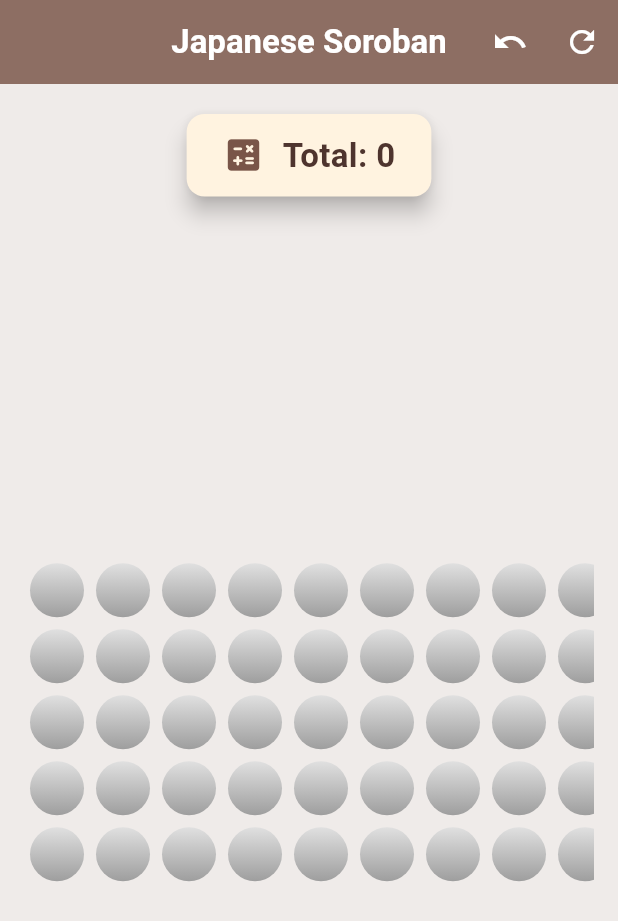
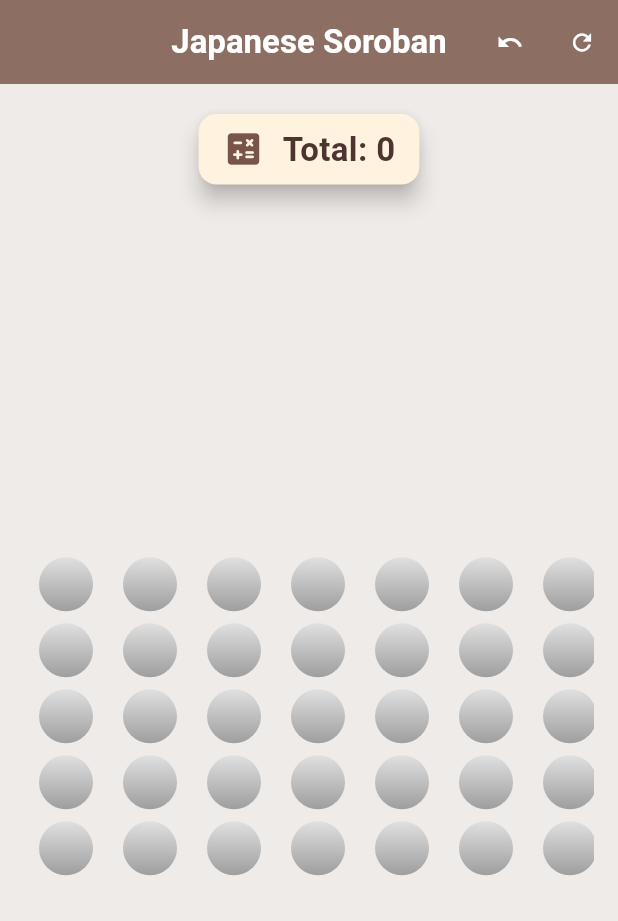
Before and after one commit to omkar1205shukla/anzanpro_task_soroban_abacus, a Flutter app: the screen it shows after launch, on a phone screen of 412 x 824 dp. Shown: the top 921 px of the screen. Run offline on Flutter 3.47's test engine with Material 3 defaults, Android fonts, the light colour scheme and no system bars; drawn by our look-alikes of flutter_animate; our stand-ins replace get.

Commit message:
final code

```diff
--- a/lib/presentation/pages/soroban_page.dart
+++ b/lib/presentation/pages/soroban_page.dart
@@ -1,134 +1,3 @@
-// import 'package:flutter/material.dart';
-// import 'package:get/get.dart';
-
-// import '../controllers/soroban_controller.dart';
-// import '../widgets/bead_widget.dart';
-
-// class SorobanPage extends StatelessWidget {
-//   final SorobanController controller = Get.put(SorobanController());
-
-//   SorobanPage({super.key});
-
-//   @override
-//   Widget build(BuildContext context) {
-//     return Scaffold(
-//       backgroundColor: Colors.brown.shade100,
-//       appBar: AppBar(
-//         title: const Text("Soroban Abacus"),
-//         centerTitle: true,
-//         backgroundColor: Colors.brown,
-//       ),
-//       body: Obx(() => Padding(
-//             padding: const EdgeInsets.all(16.0),
-//             child: Column(
-//               children: [
-//                 const Text("Tap on beads to toggle"),
-//                 const SizedBox(height: 20),
-//                 Expanded(
-//                   child: SingleChildScrollView(
-//                     scrollDirection: Axis.horizontal,
-//                     child: Row(
-//                       children: List.generate(controller.columns, (col) {
-//                         final colBeads = controller.beads
-//                             .where((b) => b.column == col)
-//                             .toList();
-
-//                         return Column(
-//                           mainAxisAlignment: MainAxisAlignment.center,
-//                           children: colBeads.map((bead) {
-//                             return BeadWidget(
-//                               bead: bead,
-//                               onTap: () => controller.toggleBead(bead),
-//                             );
-//                           }).toList(),
-//                         );
-//                       }),
-//                     ),
-//                   ),
-//                 ),
-//               ],
-//             ),
-//           )),
-//     );
-//   }
-// }
-
-// import 'package:flutter/material.dart';
-// import 'package:get/get.dart';
-
-// import '../controllers/soroban_controller.dart';
-// import '../widgets/bead_widget.dart';
-
-// /// Main Soroban page that shows all beads and total value
-// class SorobanPage extends StatelessWidget {
-//   /// Inject controller using GetX
-//   final SorobanController controller = Get.put(SorobanController());
-
-//   SorobanPage({super.key});
-
-//   @override
-//   Widget build(BuildContext context) {
-//     return Scaffold(
-//       backgroundColor: Colors.brown.shade100,
-//       appBar: AppBar(
-//         backgroundColor: Colors.brown.shade400,
-//         centerTitle: true,
-//         title: const Text("Japanese Soroban",
-//             style: TextStyle(color: Colors.white)),
-//         actions: [
-//           IconButton(
-//             tooltip: "Reset Soroban",
-//             icon: const Icon(Icons.refresh, color: Colors.white),
-//             onPressed: () => controller.resetBeads(),
-//           ),
-//         ],
-//       ),
-//       body: Obx(() => Padding(
-//             padding: const EdgeInsets.all(16.0),
-//             child: Column(
-//               children: [
-//                 // Display total Soroban value
-//                 Text(
-//                   "Total Value: ${controller.calculateSorobanValue()}",
-//                   style: const TextStyle(
-//                       fontSize: 24, fontWeight: FontWeight.bold),
-//                 ),
-//                 const SizedBox(height: 20),
-
-//                 // Scrollable Soroban columns
-//                 Expanded(
-//                   child: SingleChildScrollView(
-//                     scrollDirection: Axis.horizontal,
-//                     child: Row(
-//                       crossAxisAlignment: CrossAxisAlignment.center,
-//                       children: List.generate(controller.columns, (col) {
-//                         // Get all beads in this column
-//                         final columnBeads = controller.beads
-//                             .where((b) => b.column == col)
-//                             .toList()
-//                           ..sort((a, b) => a.row
-//                               .compareTo(b.row)); // ensure top-to-bottom order
-
-//                         return Column(
-//                           mainAxisAlignment: MainAxisAlignment.center,
-//                           children: columnBeads.map((bead) {
-//                             return BeadWidget(
-//                               bead: bead,
-//                               onTap: () => controller.toggleBead(bead),
-//                             );
-//                           }).toList(),
-//                         );
-//                       }),
-//                     ),
-//                   ),
-//                 ),
-//               ],
-//             ),
-//           )),
-//     );
-//   }
-// }
-
 import 'package:flutter/material.dart';
 import 'package:get/get.dart';
 
@@ -143,24 +12,37 @@ class SorobanPage extends StatelessWidget {
 
   @override
   Widget build(BuildContext context) {
+    final media = MediaQuery.of(context);
+    final screenWidth = media.size.width;
+    final screenHeight = media.size.height;
+
+    final bool isTablet = screenWidth > 600;
+    final double beadSize = isTablet ? 48 : 36;
+    final double fontSize = isTablet ? 24 : 18;
+    final double titleSize = isTablet ? 28 : 22;
+    final double padding = isTablet ? 24 : 16;
     return Scaffold(
       backgroundColor: Colors.brown.shade50,
       appBar: AppBar(
         backgroundColor: Colors.brown.shade400,
         centerTitle: true,
-        title: const Text(
+        title: Text(
           "Japanese Soroban",
-          style: TextStyle(color: Colors.white, fontWeight: FontWeight.bold),
+          style: TextStyle(
+            color: Colors.white,
+            fontWeight: FontWeight.bold,
+            fontSize: titleSize,
+          ),
         ),
         actions: [
           IconButton(
             tooltip: "Undo",
-            icon: const Icon(Icons.undo, color: Colors.white),
+            icon: Icon(Icons.undo, color: Colors.white, size: fontSize),
             onPressed: () => controller.undoLast(),
           ),
           IconButton(
             tooltip: "Reset",
-            icon: const Icon(Icons.refresh, color: Colors.white),
+            icon: Icon(Icons.refresh, color: Colors.white, size: fontSize),
             onPressed: () => controller.resetBeads(),
           ),
         ],
@@ -172,7 +54,7 @@ class SorobanPage extends StatelessWidget {
           final isWide = constraints.maxWidth > 600;
 
           return Padding(
-            padding: const EdgeInsets.all(16.0),
+            padding: EdgeInsets.all(padding),
             child: Column(
               children: [
                 // Value display card
@@ -182,8 +64,10 @@ class SorobanPage extends StatelessWidget {
                       borderRadius: BorderRadius.circular(12)),
                   color: Colors.orange.shade50,
                   child: Padding(
-                    padding: const EdgeInsets.symmetric(
-                        vertical: 12, horizontal: 24),
+                    padding: EdgeInsets.symmetric(
+                      vertical: padding / 2,
+                      horizontal: padding,
+                    ),
                     child: Row(
                       mainAxisSize: MainAxisSize.min,
                       children: [
@@ -193,7 +77,7 @@ class SorobanPage extends StatelessWidget {
                         Text(
                           "Total: $value",
                           style: TextStyle(
-                            fontSize: isWide ? 28 : 22,
+                            fontSize: fontSize + 4,
                             fontWeight: FontWeight.bold,
                             color: Colors.brown.shade800,
                           ),
@@ -217,14 +101,19 @@ class SorobanPage extends StatelessWidget {
                               .toList()
                             ..sort((a, b) => a.row.compareTo(b.row));
 
-                          return Column(
+                          return Padding(
+                            padding: EdgeInsets.symmetric(
+                                horizontal: isTablet ? 10 : 6),
+                            child: Column(
                               mainAxisAlignment: MainAxisAlignment.center,
                               children: columnBeads.map((bead) {
                                 return BeadWidget(
                                   bead: bead,
                                   onTap: () => controller.toggleBead(bead),
+                                  size: beadSize,
                                 );
                               }).toList(),
+                            ),
                           );
                         }),
                       ),
--- a/lib/presentation/widgets/bead_widget.dart
+++ b/lib/presentation/widgets/bead_widget.dart
@@ -1,44 +1,3 @@
-// import 'package:flutter/material.dart';
-// import 'package:flutter_animate/flutter_animate.dart';
-
-// import '../../domain/entities/bead_entity.dart';
-
-// class BeadWidget extends StatelessWidget {
-//   final BeadEntity bead;
-//   final VoidCallback onTap;
-
-//   const BeadWidget({super.key, required this.bead, required this.onTap});
-
-//   @override
-//   Widget build(BuildContext context) {
-//     return GestureDetector(
-//       onTap: onTap,
-//       child: AnimatedContainer(
-//         duration: 300.ms,
-//         width: 30,
-//         height: 30,
-//         margin: const EdgeInsets.all(4),
-//         decoration: BoxDecoration(
-//           shape: BoxShape.circle,
-//           color: bead.isActive
-//               ? Colors.orangeAccent
-//               : bead.isUpper
-//                   ? Colors.blueGrey
-//                   : Colors.grey.shade300,
-//           boxShadow: [
-//             if (bead.isActive)
-//               const BoxShadow(
-//                 color: Colors.black26,
-//                 blurRadius: 10,
-//                 offset: Offset(2, 4),
-//               )
-//           ],
-//         ),
-//       ).animate().scale(),
-//     );
-//   }
-// }
-
 import 'package:flutter/material.dart';
 import 'package:flutter_animate/flutter_animate.dart';
 
@@ -48,11 +7,13 @@ import '../../domain/entities/bead_entity.dart';
 class BeadWidget extends StatelessWidget {
   final BeadEntity bead;
   final VoidCallback onTap;
+  final double size;
 
   const BeadWidget({
-    super.key,
     required this.bead,
     required this.onTap,
+    required this.size,
+    super.key,
   });
 
   @override
```
Also changed, not shown: lib/main.dart (+0 -26 lines), lib/presentation/controllers/soroban_controller.dart (+0 -61 lines). Lines whose indentation alone changed are shown as unchanged.
